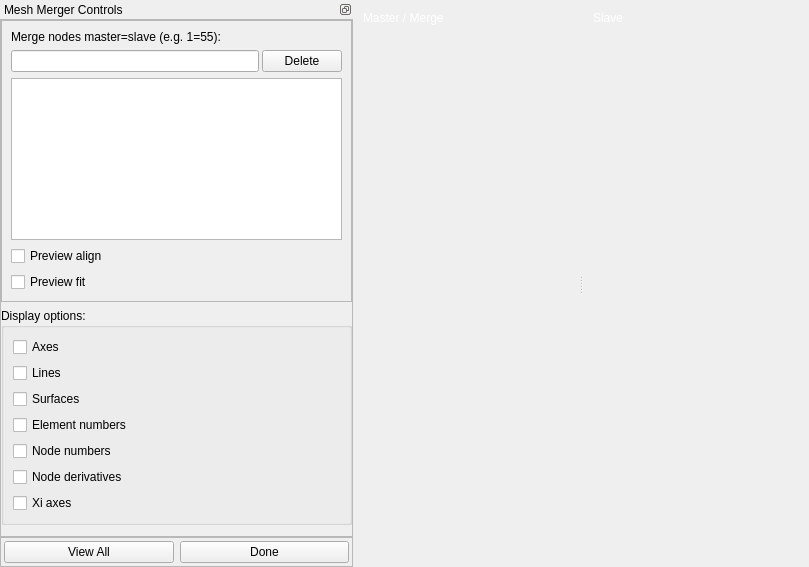
Above: mapclientplugins/meshmergerstep/qt/meshmergerwidget.ui from ABI-Software/mapclientplugins.meshmergerstep before the change. Below: the same form after it.
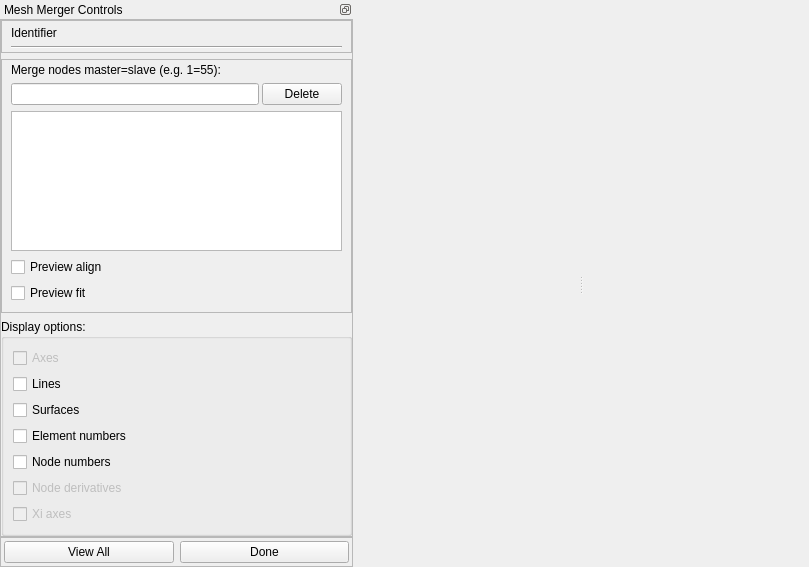
That is the form after the change. Custom widgets are drawn as their Qt base class.

What changed in the file:
```diff
--- a/mapclientplugins/meshmergerstep/qt/meshmergerwidget.ui
+++ b/mapclientplugins/meshmergerstep/qt/meshmergerwidget.ui
@@ -104,6 +104,44 @@
            </property>
            <item>
             <layout class="QVBoxLayout" name="verticalLayout_3">
+             <item>
+              <widget class="QFrame" name="identifier_frame">
+               <property name="minimumSize">
+                <size>
+                 <width>0</width>
+                 <height>0</height>
+                </size>
+               </property>
+               <property name="frameShape">
+                <enum>QFrame::StyledPanel</enum>
+               </property>
+               <property name="frameShadow">
+                <enum>QFrame::Raised</enum>
+               </property>
+               <layout class="QVBoxLayout" name="verticalLayout_5">
+                <property name="topMargin">
+                 <number>5</number>
+                </property>
+                <property name="bottomMargin">
+                 <number>3</number>
+                </property>
+                <item>
+                 <widget class="QLabel" name="identifier_label">
+                  <property name="text">
+                   <string>Identifier</string>
+                  </property>
+                 </widget>
+                </item>
+                <item>
+                 <widget class="Line" name="line">
+                  <property name="orientation">
+                   <enum>Qt::Horizontal</enum>
+                  </property>
+                 </widget>
+                </item>
+               </layout>
+              </widget>
+             </item>
              <item>
               <widget class="QFrame" name="mergeOptions_frame">
                <property name="frameShape">
@@ -113,6 +151,9 @@
                 <enum>QFrame::Raised</enum>
                </property>
                <layout class="QVBoxLayout" name="verticalLayout_4">
+                <property name="topMargin">
+                 <number>3</number>
+                </property>
                 <item>
                  <widget class="QLabel" name="mergeNodes_label">
                   <property name="text">
@@ -180,6 +221,9 @@
                <layout class="QVBoxLayout" name="verticalLayout_7">
                 <item>
                  <widget class="QCheckBox" name="displayAxes_checkBox">
+                  <property name="enabled">
+                   <bool>false</bool>
+                  </property>
                   <property name="text">
                    <string>Axes</string>
                   </property>
@@ -215,6 +259,9 @@
                 </item>
                 <item>
                  <widget class="QCheckBox" name="displayNodeDerivatives_checkBox">
+                  <property name="enabled">
+                   <bool>false</bool>
+                  </property>
                   <property name="text">
                    <string>Node derivatives</string>
                   </property>
@@ -222,6 +269,9 @@
                 </item>
                 <item>
                  <widget class="QCheckBox" name="displayXiAxes_checkBox">
+                  <property name="enabled">
+                   <bool>false</bool>
+                  </property>
                   <property name="text">
                    <string>Xi axes</string>
                   </property>
@@ -314,42 +364,8 @@
         <property name="orientation">
          <enum>Qt::Horizontal</enum>
         </property>
-        <widget class="SceneviewerWidget" name="master_sceneviewerWidget" native="true">
-         <widget class="QLabel" name="masterSceneviewer_label">
-          <property name="geometry">
-           <rect>
-            <x>10</x>
-            <y>10</y>
-            <width>101</width>
-            <height>16</height>
-           </rect>
-          </property>
-          <property name="sizePolicy">
-           <sizepolicy hsizetype="Preferred" vsizetype="Preferred">
-            <horstretch>0</horstretch>
-            <verstretch>0</verstretch>
-           </sizepolicy>
-          </property>
-          <property name="text">
-           <string>&lt;html&gt;&lt;head/&gt;&lt;body&gt;&lt;p&gt;&lt;span style=&quot; color:#ffffff;&quot;&gt;Master / Merge&lt;/span&gt;&lt;/p&gt;&lt;/body&gt;&lt;/html&gt;</string>
-          </property>
-         </widget>
-        </widget>
-        <widget class="SceneviewerWidget" name="slave_sceneviewerWidget" native="true">
-         <widget class="QLabel" name="slaveSceneviewer_label">
-          <property name="geometry">
-           <rect>
-            <x>10</x>
-            <y>10</y>
-            <width>53</width>
-            <height>16</height>
-           </rect>
-          </property>
-          <property name="text">
-           <string>&lt;html&gt;&lt;head/&gt;&lt;body&gt;&lt;p&gt;&lt;span style=&quot; color:#ffffff;&quot;&gt;Slave&lt;/span&gt;&lt;/p&gt;&lt;/body&gt;&lt;/html&gt;</string>
-          </property>
-         </widget>
-        </widget>
+        <widget class="SceneviewerWidget" name="master_sceneviewerWidget" native="true"/>
+        <widget class="SceneviewerWidget" name="slave_sceneviewerWidget" native="true"/>
        </widget>
       </item>
      </layout>
```
